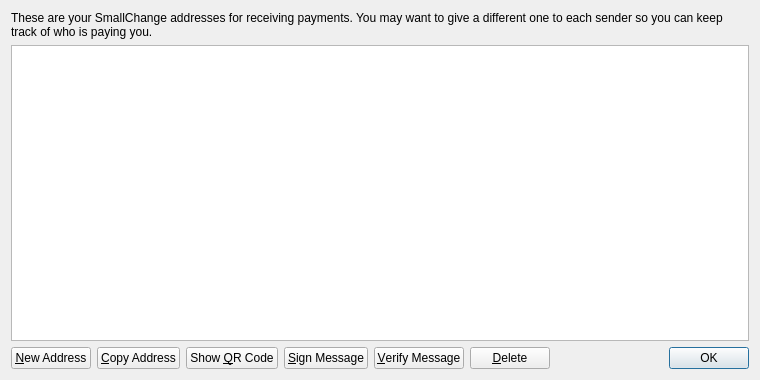
The window that src/qt/forms/addressbookpage.ui (Credit-Currency/kryptonite) describes before a commit, drawn with Qt 5.
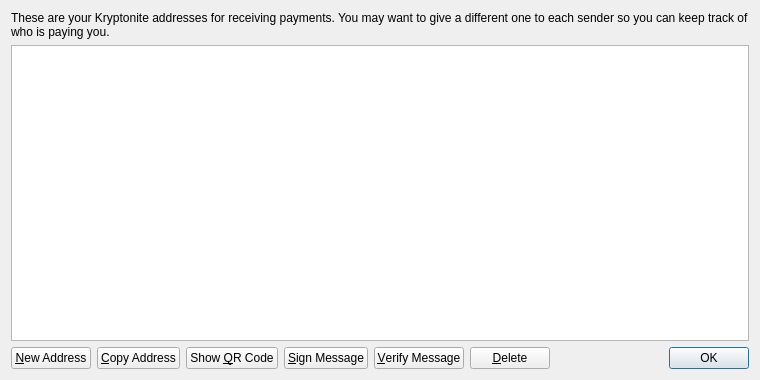
The same window after the commit. Icons and pictures are not drawn.

Patch:
```diff
--- a/src/qt/forms/addressbookpage.ui
+++ b/src/qt/forms/addressbookpage.ui
@@ -17,7 +17,7 @@
    <item>
     <widget class="QLabel" name="labelExplanation">
      <property name="text">
-      <string>These are your SmallChange addresses for receiving payments. You may want to give a different one to each sender so you can keep track of who is paying you.</string>
+      <string>These are your Kryptonite addresses for receiving payments. You may want to give a different one to each sender so you can keep track of who is paying you.</string>
      </property>
      <property name="textFormat">
       <enum>Qt::PlainText</enum>
```
